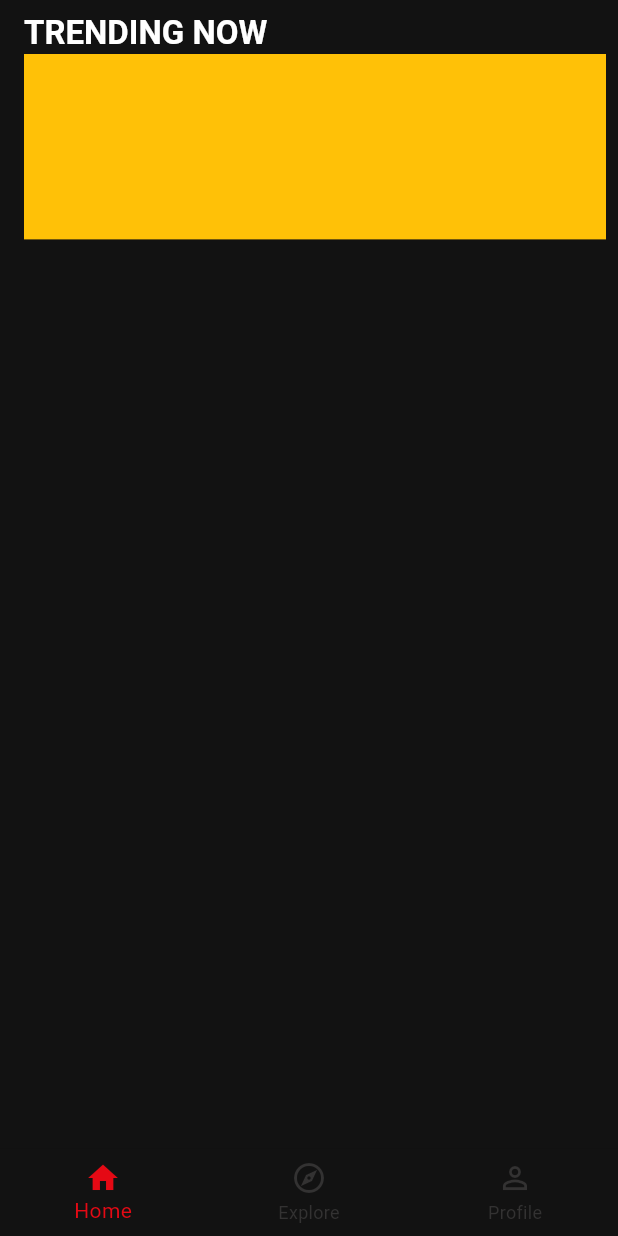
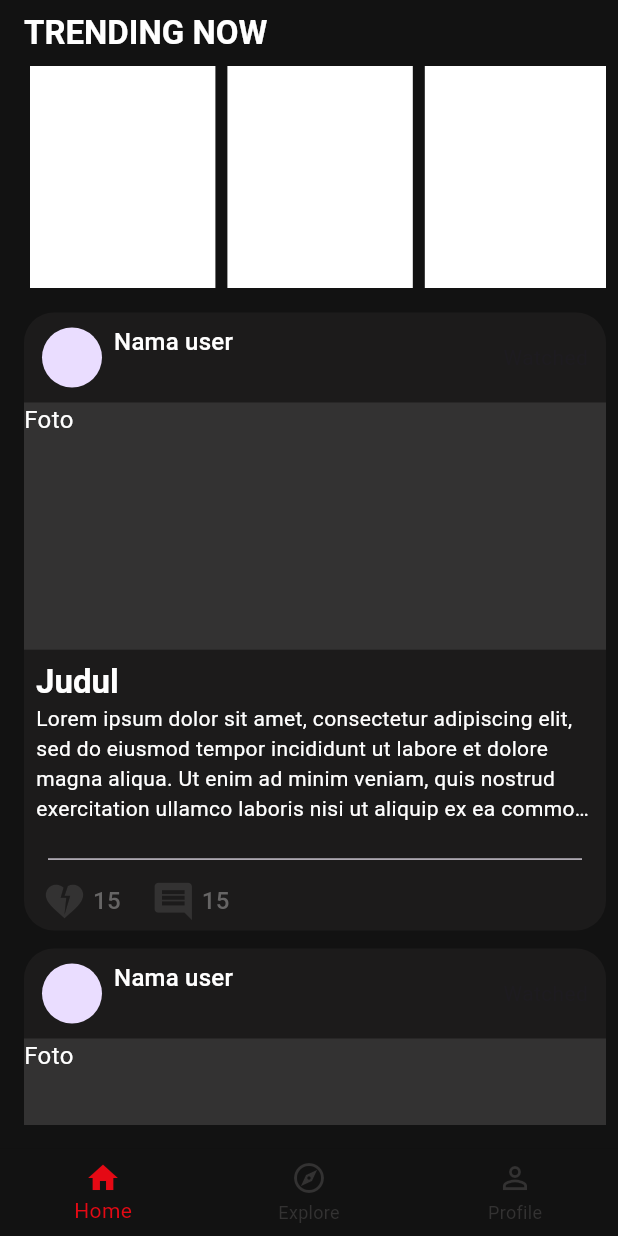
Before and after one commit to zackyrr7/flicker-flutter, a Flutter app: the DashboardScreen screen opened by its route, on a phone screen of 412 x 824 dp. Run offline on Flutter 3.47's test engine with Material 3 defaults, Android fonts, the phone set to English and light mode, and no system bars; our stand-ins replace get, go_router.

Commit message:
feat:home scroll

```diff
--- a/lib/core/theme/app_color.dart
+++ b/lib/core/theme/app_color.dart
@@ -12,4 +12,5 @@ class AppColor {
   // HEADLINE COLOR
   static const Color headlineBackgroundColor = Color(0Xffe9bcb6);
   static const Color textWhiteColor = Color(0xFFFFFFFF);
+  static const Color textGrayColor = Color.fromARGB(255, 102, 101, 101);
 }
--- /dev/null
+++ b/lib/core/widget/dashboard/scroll_widget.dart
@@ -0,0 +1,170 @@
+import 'package:flicker/core/theme/app_color.dart';
+import 'package:flutter/material.dart';
+
+class HomeScroll extends StatelessWidget {
+  const HomeScroll({super.key});
+
+  @override
+  Widget build(BuildContext context) {
+    return Container(
+      child: ListView.builder(
+        shrinkWrap: true,
+        itemCount: 100,
+        physics: NeverScrollableScrollPhysics(),
+        itemBuilder: (context, build) {
+          return Padding(
+            padding: const EdgeInsets.fromLTRB(0, 8, 0, 4),
+            child: Container(
+              height: MediaQuery.of(context).size.height * 0.5,
+              decoration: BoxDecoration(
+                color: AppColor.backgroundCardColor,
+                borderRadius: BorderRadius.circular(20),
+              ),
+              child: Column(
+                children: [
+                  Padding(
+                    padding: const EdgeInsets.fromLTRB(12, 8, 12, 8),
+                    child: Row(
+                      mainAxisAlignment: MainAxisAlignment.spaceBetween,
+                      children: [
+                        Row(
+                          children: [
+                            CircleAvatar(),
+                            Padding(
+                              padding: const EdgeInsets.fromLTRB(8, 0, 8, 0),
+                              child: Column(
+                                crossAxisAlignment: CrossAxisAlignment.start,
+                                children: [
+                                  Text(
+                                    'Nama user',
+                                    style: Theme.of(context)
+                                        .textTheme
+                                        .titleMedium
+                                        ?.copyWith(
+                                          color: AppColor.textWhiteColor,
+                                        ),
+                                  ),
+                                  Text(
+                                    '2 Hour Ago',
+                                    style: Theme.of(context)
+                                        .textTheme
+                                        .titleSmall
+                                        ?.copyWith(
+                                          color: AppColor.backgroundCardColor,
+                                        ),
+                                  ),
+                                ],
+                              ),
+                            ),
+                          ],
+                        ),
+                        Text('Watched'),
+                      ],
+                    ),
+                  ),
+                  Container(
+                    color: AppColor.backgroundTransparant,
+                    height: MediaQuery.of(context).size.height * 0.2,
+                    width: double.infinity,
+                    child: Text(
+                      'Foto',
+                      style: TextStyle(color: Colors.white, fontSize: 16),
+                    ),
+                  ),
+                  Padding(
+                    padding: const EdgeInsets.fromLTRB(8.0, 8, 8, 0),
+                    child: Container(
+                      width: double.infinity,
+                      height: MediaQuery.of(context).size.height * 0.15,
+                      child: Column(
+                        crossAxisAlignment: CrossAxisAlignment.start,
+                        children: [
+                          Text(
+                            'Judul',
+                            style: Theme.of(context).textTheme.titleLarge!
+                                .copyWith(
+                                  color: AppColor.textWhiteColor,
+                                  fontWeight: FontWeight.bold,
+                                ),
+                          ),
+                          Text(
+                            'Lorem ipsum dolor sit amet, consectetur adipiscing elit, sed do eiusmod tempor incididunt ut labore et dolore magna aliqua. Ut enim ad minim veniam, quis nostrud exercitation ullamco laboris nisi ut aliquip ex ea commodo consequat. Duis aute irure dolor in reprehenderit in voluptate velit esse cillum dolore eu fugiat nulla pariatur. Excepteur sint occaecat cupidatat non proident, sunt in culpa qui officia deserunt mollit anim id est laborum.',
+                            // textAlign: TextAlign.justify,
+                            maxLines: 4,
+                            overflow: TextOverflow.ellipsis,
+                            style: Theme.of(context).textTheme.bodyMedium!
+                                .copyWith(color: AppColor.textWhiteColor),
+                          ),
+                        ],
+                      ),
+                    ),
+                  ),
+                  Padding(
+                    padding: const EdgeInsets.fromLTRB(16, 0, 16, 0),
+                    child: Divider(),
+                  ),
+                  Container(
+                    // color: Colors.amber,
+                    height: 40,
+                    child: Row(
+                      children: [
+                        Container(
+                          child: Padding(
+                            padding: const EdgeInsets.fromLTRB(12.0, 0, 12, 0),
+                            child: Row(
+                              children: [
+                                Row(
+                                  children: [
+                                    Icon(
+                                      Icons.heart_broken,
+                                      size: 30,
+                                      color: AppColor.backgroundTransparant,
+                                    ),
+                                    SizedBox(width: 4),
+                                    Text(
+                                      '15',
+                                      style: Theme.of(context)
+                                          .textTheme
+                                          .titleMedium!
+                                          .copyWith(
+                                            color: AppColor.textGrayColor,
+                                          ),
+                                    ),
+                                  ],
+                                ),
+                                SizedBox(width: 20),
+                                Row(
+                                  children: [
+                                    Icon(
+                                      Icons.comment,
+                                      size: 30,
+                                      color: AppColor.backgroundTransparant,
+                                    ),
+                                    SizedBox(width: 4),
+                                    Text(
+                                      '15',
+                                      style: Theme.of(context)
+                                          .textTheme
+                                          .titleMedium!
+                                          .copyWith(
+                                            color: AppColor.textGrayColor,
+                                          ),
+                                    ),
+                                  ],
+                                ),
+                              ],
+                            ),
+                          ),
+                        ),
+                      ],
+                    ),
+                  ),
+                ],
+              ),
+            ),
+          );
+        },
+      ),
+    );
+  }
+}
--- /dev/null
+++ b/lib/core/widget/dashboard/trending_widget.dart
@@ -0,0 +1,23 @@
+import 'package:flutter/material.dart';
+
+class TrendingWidget extends StatelessWidget {
+  const TrendingWidget({super.key});
+
+  @override
+  Widget build(BuildContext context) {
+    return ListView.builder(
+      itemCount: 10,
+      scrollDirection: Axis.horizontal,
+      itemBuilder: (context, build) {
+        return Padding(
+          padding: const EdgeInsets.fromLTRB(4, 0, 4, 0),
+          child: Container(
+            // height: MediaQuery.of(context).size.height * 0.2,
+            width: MediaQuery.of(context).size.width * 0.3,
+            decoration: BoxDecoration(color: Colors.white),
+          ),
+        );
+      },
+    );
+  }
+}
--- a/lib/features/home/presentation/dashboard_screen.dart
+++ b/lib/features/home/presentation/dashboard_screen.dart
@@ -1,5 +1,7 @@
 import 'package:flicker/core/helper/responsive_space_extension.dart';
 import 'package:flicker/core/theme/app_color.dart';
+import 'package:flicker/core/widget/dashboard/scroll_widget.dart';
+import 'package:flicker/core/widget/dashboard/trending_widget.dart';
 import 'package:flutter/material.dart';
 
 class DashboardScreen extends StatelessWidget {
@@ -31,27 +33,16 @@ class DashboardScreen extends StatelessWidget {
                         ),
                       ),
                     ),
-                    Container(
-                      // child: ListView.builder(
-                      //   itemBuilder: (context, build) {
-                      //     return Container(
-                      //       width: 100,
-                      //       height: 100,
-                      //       decoration: BoxDecoration(color: Colors.amber),
-                      //     );
-                      //   },
-                      // ),
-                      height: MediaQuery.of(context).size.height * 0.15,
-
-                      color: Colors.amber,
-                      child: ListView.builder(
-                        itemCount: 10,
-                        scrollDirection: Axis.horizontal,
-                        itemBuilder: (context, build) {
-                          return Container();
-                        },
+                    Padding(
+                      padding: const EdgeInsets.fromLTRB(0, 8, 0, 8),
+                      child: Container(
+                        height: MediaQuery.of(context).size.height * 0.18,
+                        // color: Colors.amber,
+                        child: TrendingWidget(),
                       ),
                     ),
+
+                    HomeScroll(),
                   ],
                 ),
               ),
```
Also changed, not shown: lib/core/widget/global/dashboard/trending_widget.dart (deleted).
